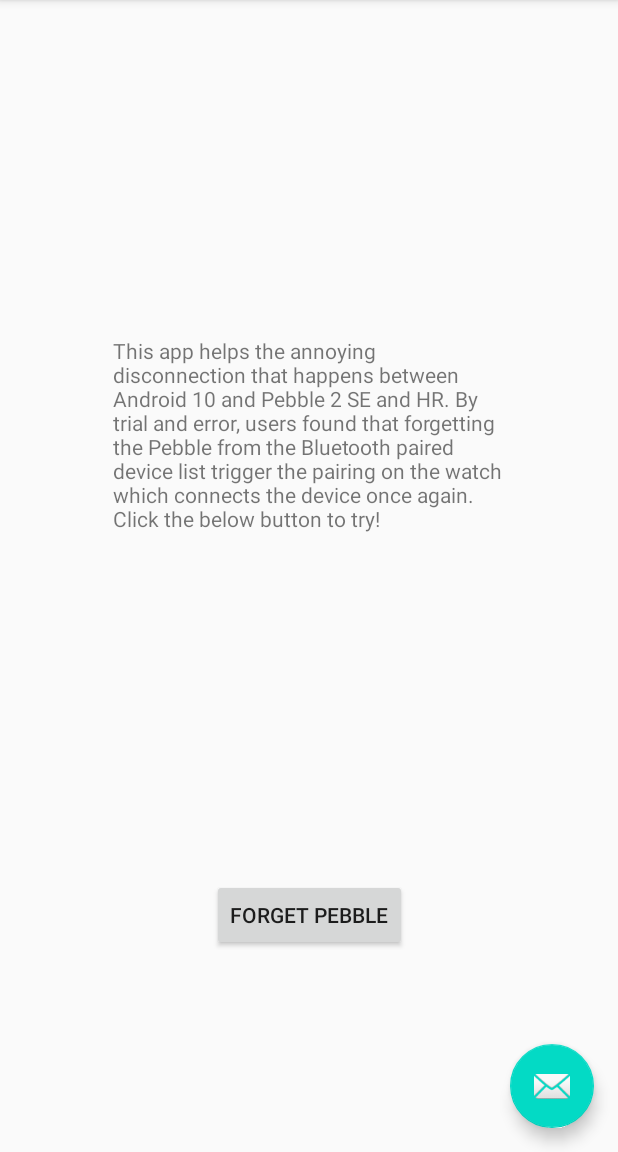
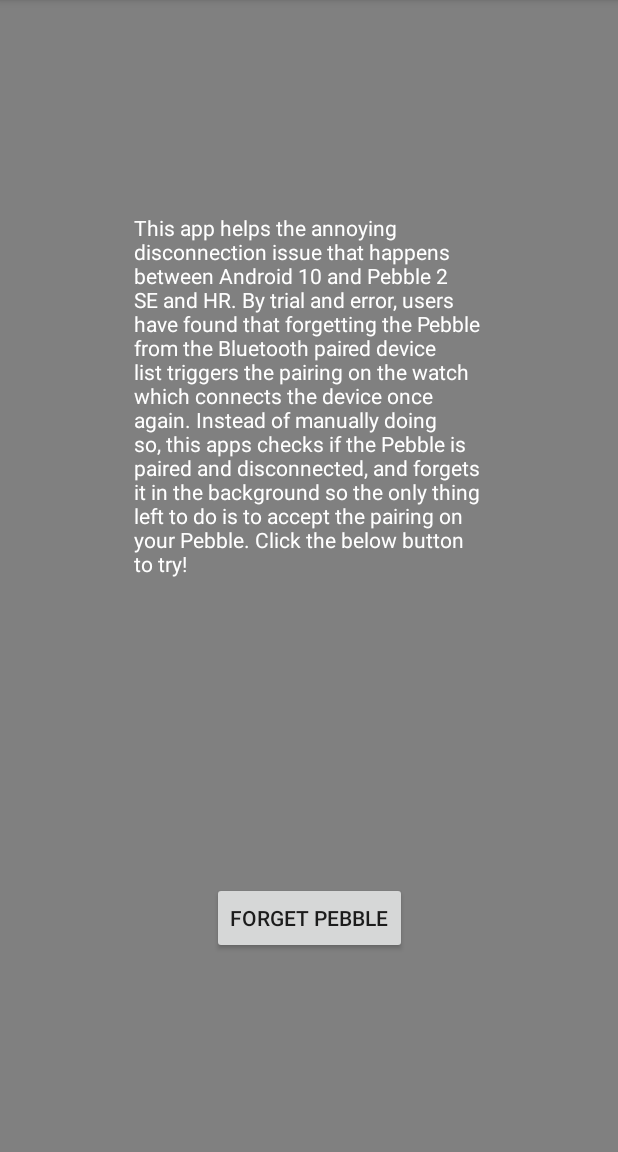
Before and after one commit to alessap/p2hrbthelper, an Android app: the screen it shows after launch (MainActivity), on a phone screen of 412 x 824 dp, the part 84-1236 px from its top. Run offline under Robolectric (Android 15) with nearby library versions, the phone set to English and light mode, and no system bars.

Commit message:
update UI

```diff
--- a/app/src/main/java/com/alessap/p2hrbthelper/MainActivity.java
+++ b/app/src/main/java/com/alessap/p2hrbthelper/MainActivity.java
@@ -20,16 +20,6 @@
         setContentView(R.layout.activity_main);
         Toolbar toolbar = findViewById(R.id.toolbar);
         setSupportActionBar(toolbar);
-
-
-       FloatingActionButton fab = findViewById(R.id.fab);
-        fab.setOnClickListener(new View.OnClickListener() {
-            @Override
-            public void onClick(View view) {
-                Snackbar.make(view, "Replace with your own action", Snackbar.LENGTH_LONG)
-                        .setAction("Forget Pebble", new ForgetPebble()).show();
-            }
-        });
     }
 
     @Override
--- a/app/src/main/res/layout/activity_main.xml
+++ b/app/src/main/res/layout/activity_main.xml
@@ -21,14 +21,6 @@
 
     </com.google.android.material.appbar.AppBarLayout>
 
-    <include layout="@layout/content_main"/>
-
-    <com.google.android.material.floatingactionbutton.FloatingActionButton
-        android:id="@+id/fab"
-        android:layout_width="wrap_content"
-        android:layout_height="wrap_content"
-        android:layout_gravity="bottom|end"
-        android:layout_margin="@dimen/fab_margin"
-        app:srcCompat="@android:drawable/ic_dialog_email" />
+    <include layout="@layout/content_main" />
 
 </androidx.coordinatorlayout.widget.CoordinatorLayout>
--- a/app/src/main/res/layout/fragment_first.xml
+++ b/app/src/main/res/layout/fragment_first.xml
@@ -4,32 +4,29 @@
     xmlns:tools="http://schemas.android.com/tools"
     android:layout_width="match_parent"
     android:layout_height="match_parent"
-    tools:context=".FirstFragment">
+    tools:context=".FirstFragment"
+    android:background="@color/bkgcolor"  >
 
     <TextView
         android:id="@+id/textview_first"
-        android:layout_width="261dp"
-        android:layout_height="169dp"
-        android:layout_marginTop="224dp"
+        android:layout_width="233dp"
+        android:layout_height="313dp"
         android:text="@string/hello_first_fragment"
-        app:layout_constraintBottom_toTopOf="@+id/button_forgetPebble"
+        app:layout_constraintBottom_toBottomOf="parent"
         app:layout_constraintEnd_toEndOf="parent"
         app:layout_constraintStart_toStartOf="parent"
         app:layout_constraintTop_toTopOf="parent"
-        app:layout_constraintVertical_bias="0.0" />
+        app:layout_constraintVertical_bias="0.313"
+        android:textColor="@color/textcolor"/>
 
     <Button
         android:id="@+id/button_forgetPebble"
         android:layout_width="wrap_content"
         android:layout_height="wrap_content"
-        android:layout_marginStart="162dp"
-        android:layout_marginTop="567dp"
-        android:layout_marginEnd="161dp"
-        android:layout_marginBottom="116dp"
+        android:clickable="true"
         android:text="@string/forgetpebble"
-        android:clickable="true"
         app:layout_constraintBottom_toBottomOf="parent"
         app:layout_constraintEnd_toEndOf="parent"
         app:layout_constraintStart_toStartOf="parent"
-        app:layout_constraintTop_toTopOf="parent" />
+        app:layout_constraintTop_toBottomOf="@+id/textview_first" />
 </androidx.constraintlayout.widget.ConstraintLayout>
--- a/app/src/main/res/values/colors.xml
+++ b/app/src/main/res/values/colors.xml
@@ -3,4 +3,6 @@
     <color name="colorPrimary">#6200EE</color>
     <color name="colorPrimaryDark">#3700B3</color>
     <color name="colorAccent">#03DAC5</color>
+    <color name="bkgcolor">#808080</color>
+    <color name="textcolor">#FFFFFF</color>
 </resources>
--- a/app/src/main/res/values/strings.xml
+++ b/app/src/main/res/values/strings.xml
@@ -8,10 +8,13 @@
     <string name="previous">Previous</string>
 
     <string name="hello_first_fragment">
-        This app helps the annoying disconnection that happens between
-        Android 10 and Pebble 2 SE and HR. By trial and error, users found that forgetting the
-        Pebble from the Bluetooth paired device list trigger the pairing on the watch which
-        connects the device once again. Click the below button to try!
+        This app helps the annoying disconnection issue that happens between
+        Android 10 and Pebble 2 SE and HR. By trial and error, users have found that forgetting the
+        Pebble from the Bluetooth paired device list triggers the pairing on the watch which
+        connects the device once again. Instead of manually doing so, this apps
+        checks if the Pebble is paired and disconnected, and forgets it in the background so the
+        only thing left to do is to accept the pairing on your Pebble.
+        Click the below button to try!
     </string>
     <string name="hello_second_fragment">@string/hello_first_fragment</string>
     <string name="forgetpebble">Forget Pebble</string>
--- a/app/src/main/res/values/styles.xml
+++ b/app/src/main/res/values/styles.xml
@@ -6,6 +6,7 @@
         <item name="colorPrimary">@color/colorPrimary</item>
         <item name="colorPrimaryDark">@color/colorPrimaryDark</item>
         <item name="colorAccent">@color/colorAccent</item>
+        <!-- <item name="android:navigationBarColor">#B3FFFFFF</item> -->
     </style>
     <style name="AppTheme.NoActionBar">
         <item name="windowActionBar">false</item>
```
